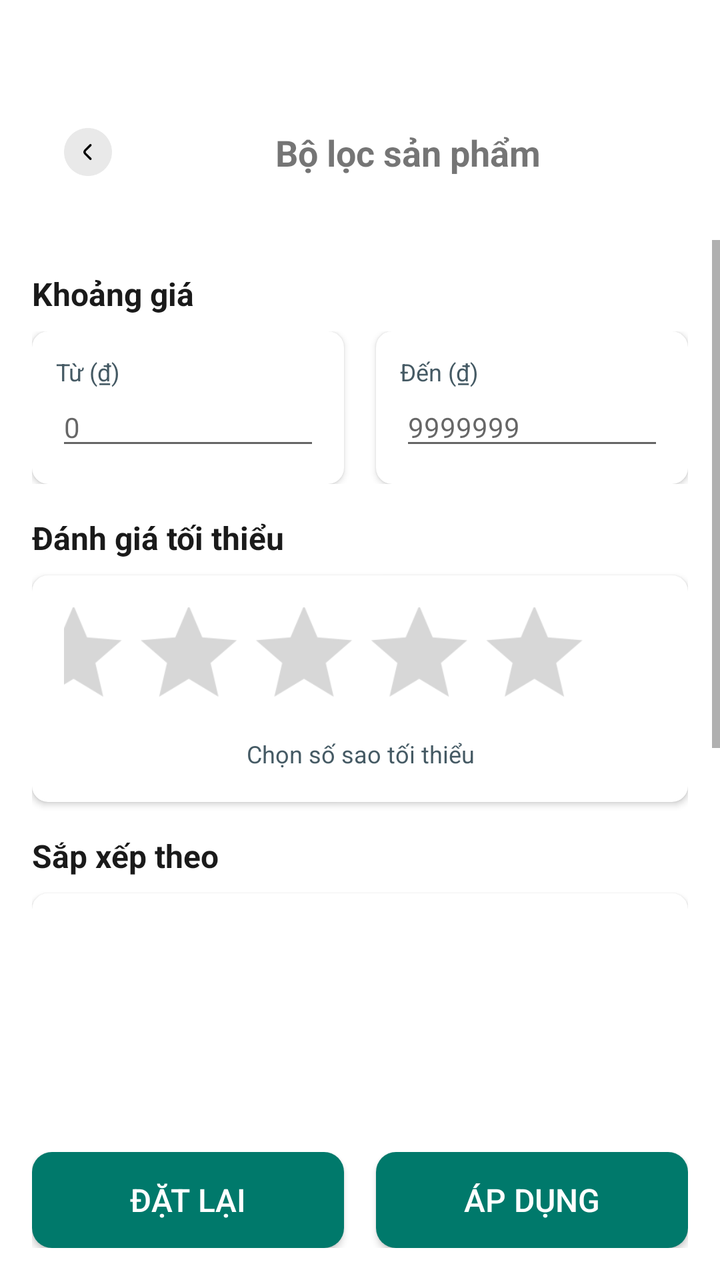
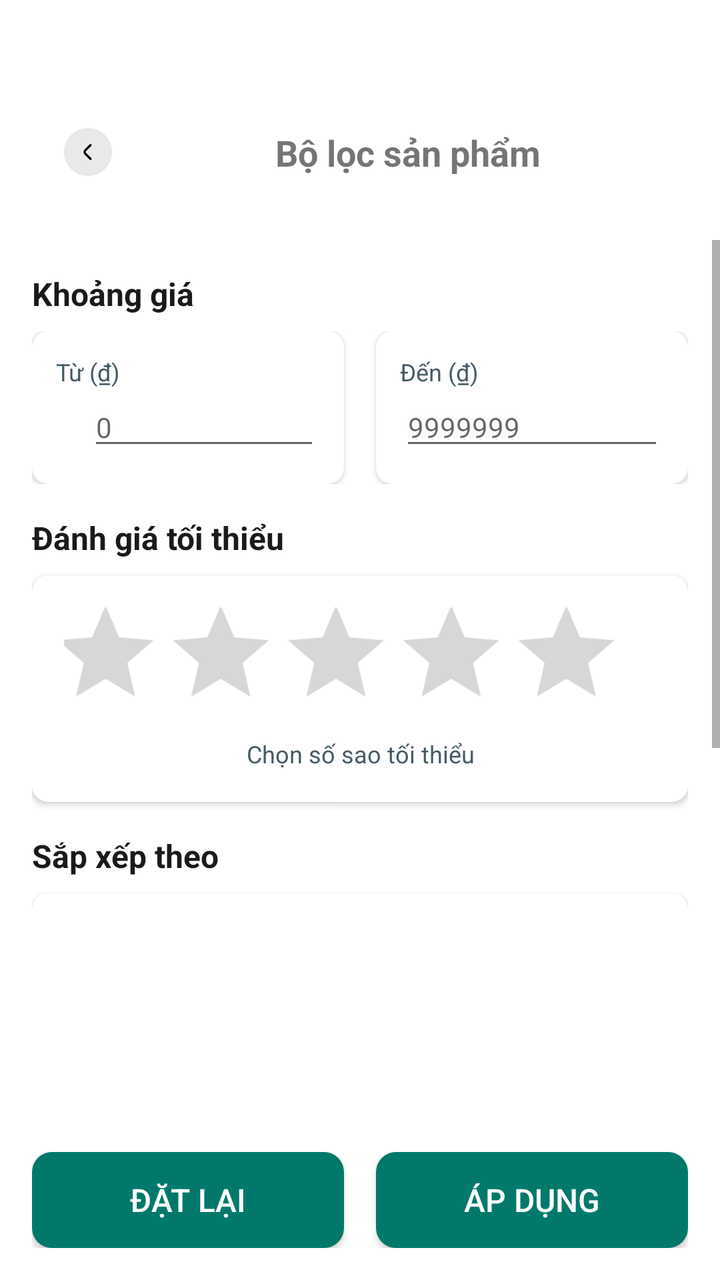

The first picture is an Android layout as it rendered before a commit; the second is the same layout after the commit. The layout source and the unified diff follow.
<!-- AndroidManifest.xml: activity theme Theme.App.NoActionBar -->
<!-- res/layout/activity_filter.xml -->
<?xml version="1.0" encoding="utf-8"?>
<androidx.constraintlayout.widget.ConstraintLayout xmlns:android="http://schemas.android.com/apk/res/android"
    xmlns:app="http://schemas.android.com/apk/res-auto"
    xmlns:tools="http://schemas.android.com/tools"
    android:layout_width="match_parent"
    android:layout_height="match_parent"
    android:background="@color/white"
    tools:context=".Activity.FilterActivity">

    
    <androidx.constraintlayout.widget.ConstraintLayout
        android:id="@+id/headerLayout"
        android:layout_width="0dp"
        android:layout_height="wrap_content"
        android:layout_marginStart="16dp"
        android:layout_marginTop="48dp"
        android:layout_marginEnd="16dp"
        app:layout_constraintEnd_toEndOf="parent"
        app:layout_constraintStart_toStartOf="parent"
        app:layout_constraintTop_toTopOf="parent">

        <ImageView
            android:id="@+id/backBtn"
            android:layout_width="40dp"
            android:layout_height="40dp"
            android:layout_margin="8dp"
            android:padding="8dp"
            app:layout_constraintBottom_toBottomOf="parent"
            app:layout_constraintStart_toStartOf="parent"
            app:layout_constraintTop_toTopOf="parent"
            app:srcCompat="@drawable/back" />

        <TextView
            android:id="@+id/titleTxt"
            android:layout_width="0dp"
            android:layout_height="wrap_content"
            android:text="Bộ lọc sản phẩm"
            android:textSize="18sp"
            android:textStyle="bold"
            android:gravity="center"
            android:layout_marginStart="16dp"
            android:layout_marginEnd="16dp"
            app:layout_constraintBottom_toBottomOf="parent"
            app:layout_constraintEnd_toEndOf="parent"
            app:layout_constraintStart_toEndOf="@+id/backBtn"
            app:layout_constraintTop_toTopOf="parent" />

    </androidx.constraintlayout.widget.ConstraintLayout>

    
    <ScrollView
        android:layout_width="0dp"
        android:layout_height="0dp"
        android:layout_marginTop="16dp"
        android:layout_marginBottom="80dp"
        app:layout_constraintBottom_toTopOf="@+id/buttonLayout"
        app:layout_constraintEnd_toEndOf="parent"
        app:layout_constraintStart_toStartOf="parent"
        app:layout_constraintTop_toBottomOf="@+id/headerLayout">

        <LinearLayout
            android:layout_width="match_parent"
            android:layout_height="wrap_content"
            android:orientation="vertical"
            android:padding="16dp">

            
            <TextView
                android:layout_width="match_parent"
                android:layout_height="wrap_content"
                android:text="Khoảng giá"
                android:textSize="16sp"
                android:textStyle="bold"
                android:textColor="@color/black"
                android:layout_marginBottom="8dp" />

            <LinearLayout
                android:layout_width="match_parent"
                android:layout_height="wrap_content"
                android:orientation="horizontal"
                android:layout_marginBottom="16dp">

                <androidx.cardview.widget.CardView
                    android:layout_width="0dp"
                    android:layout_height="wrap_content"
                    android:layout_weight="1"
                    android:layout_marginEnd="8dp"
                    app:cardCornerRadius="8dp"
                    app:cardElevation="2dp">

                    <LinearLayout
                        android:layout_width="match_parent"
                        android:layout_height="wrap_content"
                        android:orientation="vertical"
                        android:padding="12dp">

                        <TextView
                            android:layout_width="match_parent"
                            android:layout_height="wrap_content"
                            android:text="Từ (₫)"
                            android:textSize="12sp"
                            android:textColor="@color/darkGrey" />

                        <EditText
                            android:id="@+id/minPriceEditText"
                            android:layout_width="match_parent"
                            android:layout_height="wrap_content"
                            android:inputType="numberDecimal"
                            android:hint="0"
                            android:textSize="14sp"
                            android:textColor="@color/black" />

                    </LinearLayout>

                </androidx.cardview.widget.CardView>

                <androidx.cardview.widget.CardView
                    android:layout_width="0dp"
                    android:layout_height="wrap_content"
                    android:layout_weight="1"
                    android:layout_marginStart="8dp"
                    app:cardCornerRadius="8dp"
                    app:cardElevation="2dp">

                    <LinearLayout
                        android:layout_width="match_parent"
                        android:layout_height="wrap_content"
                        android:orientation="vertical"
                        android:padding="12dp">

                        <TextView
                            android:layout_width="match_parent"
                            android:layout_height="wrap_content"
                            android:text="Đến (₫)"
                            android:textSize="12sp"
                            android:textColor="@color/darkGrey" />

                        <EditText
                            android:id="@+id/maxPriceEditText"
                            android:layout_width="match_parent"
                            android:layout_height="wrap_content"
                            android:inputType="numberDecimal"
                            android:hint="9999999"
                            android:textSize="14sp"
                            android:textColor="@color/black" />

                    </LinearLayout>

                </androidx.cardview.widget.CardView>

            </LinearLayout>

            
            <TextView
                android:layout_width="match_parent"
                android:layout_height="wrap_content"
                android:text="Đánh giá tối thiểu"
                android:textSize="16sp"
                android:textStyle="bold"
                android:textColor="@color/black"
                android:layout_marginBottom="8dp" />

            <androidx.cardview.widget.CardView
                android:layout_width="match_parent"
                android:layout_height="wrap_content"
                android:layout_marginBottom="16dp"
                app:cardCornerRadius="8dp"
                app:cardElevation="2dp">

                <LinearLayout
                    android:layout_width="match_parent"
                    android:layout_height="wrap_content"
                    android:orientation="vertical"
                    android:padding="16dp">

                    <RatingBar
                        android:id="@+id/ratingBar"
                        android:layout_width="wrap_content"
                        android:layout_height="wrap_content"
                        android:numStars="5"
                        android:stepSize="1.0"
                        android:rating="0"
                        android:scaleX="1.2"
                        android:scaleY="1.2" />

                    <TextView
                        android:layout_width="match_parent"
                        android:layout_height="wrap_content"
                        android:text="Chọn số sao tối thiểu"
                        android:textSize="12sp"
                        android:textColor="@color/darkGrey"
                        android:layout_marginTop="8dp"
                        android:gravity="center" />

                </LinearLayout>

            </androidx.cardview.widget.CardView>

            
            <TextView
                android:layout_width="match_parent"
                android:layout_height="wrap_content"
                android:text="Sắp xếp theo"
                android:textSize="16sp"
                android:textStyle="bold"
                android:textColor="@color/black"
                android:layout_marginBottom="8dp" />

            <androidx.cardview.widget.CardView
                android:layout_width="match_parent"
                android:layout_height="wrap_content"
                android:layout_marginBottom="16dp"
                app:cardCornerRadius="8dp"
                app:cardElevation="2dp">

                <LinearLayout
                    android:layout_width="match_parent"
                    android:layout_height="wrap_content"
                    android:orientation="vertical"
                    android:padding="12dp">

                    <Spinner
                        android:id="@+id/sortSpinner"
                        android:layout_width="match_parent"
                        android:layout_height="48dp"
                        android:background="@android:color/transparent"
                        android:paddingStart="8dp"
                        android:paddingEnd="8dp" />

                </LinearLayout>

            </androidx.cardview.widget.CardView>

            
            <TextView
                android:layout_width="match_parent"
                android:layout_height="wrap_content"
                android:text="Tình trạng kho"
                android:textSize="16sp"
                android:textStyle="bold"
                android:textColor="@color/black"
                android:layout_marginBottom="8dp" />

            <androidx.cardview.widget.CardView
                android:layout_width="match_parent"
                android:layout_height="wrap_content"
                android:layout_marginBottom="16dp"
                app:cardCornerRadius="8dp"
                app:cardElevation="2dp">

                <LinearLayout
                    android:layout_width="match_parent"
                    android:layout_height="wrap_content"
                    android:orientation="horizontal"
                    android:padding="16dp"
                    android:gravity="center_vertical">

                    <CheckBox
                        android:id="@+id/inStockCheckbox"
                        android:layout_width="wrap_content"
                        android:layout_height="wrap_content"
                        android:text="Chỉ hiển thị còn hàng"
                        android:textSize="14sp"
                        android:textColor="@color/black" />

                </LinearLayout>

            </androidx.cardview.widget.CardView>

        </LinearLayout>

    </ScrollView>

    
    <LinearLayout
        android:id="@+id/buttonLayout"
        android:layout_width="0dp"
        android:layout_height="wrap_content"
        android:orientation="horizontal"
        android:layout_margin="16dp"
        app:layout_constraintBottom_toBottomOf="parent"
        app:layout_constraintEnd_toEndOf="parent"
        app:layout_constraintStart_toStartOf="parent">

        <androidx.appcompat.widget.AppCompatButton
            android:id="@+id/resetFilterBtn"
            android:layout_width="0dp"
            android:layout_height="wrap_content"
            android:layout_marginEnd="8dp"
            android:layout_weight="1"
            android:background="@drawable/green_button_bg"
            android:text="Đặt lại"
            android:textColor="@color/white"
            android:textSize="16sp" />

        <androidx.appcompat.widget.AppCompatButton
            android:id="@+id/applyFilterBtn"
            android:layout_width="0dp"
            android:layout_height="wrap_content"
            android:layout_marginStart="8dp"
            android:layout_weight="1"
            android:background="@drawable/green_button_bg"
            android:text="Áp dụng"
            android:textColor="@color/white"
            android:textSize="16sp" />

    </LinearLayout>

</androidx.constraintlayout.widget.ConstraintLayout>
<!-- resources referenced by this layout -->
<resources>
  <color name="black">#FF1A1A1A</color>
  <color name="darkGrey">#455A64</color>
  <color name="white">#FFFFFFFF</color>
  <!-- drawable back: png bitmap (drawable-hdpi, 1651 bytes) -->
  <!-- drawable green_button_bg (drawable) -->
  <?xml version="1.0" encoding="utf-8"?>
  <selector xmlns:android="http://schemas.android.com/apk/res/android">
      <item>
          <shape android:shape="rectangle">
              <solid android:color="@color/green">  </solid>
                  <corners android:radius="10dp"></corners>
  
  
          </shape>
  
      </item>
  
  
  
  </selector>
  <style name="Theme.App.NoActionBar" parent="Theme.MaterialComponents.DayNight.NoActionBar">
          <item name="colorPrimary">@color/green</item>
          <item name="colorPrimaryVariant">@color/green</item>
          <item name="colorOnPrimary">@color/white</item>
          <item name="android:statusBarColor">@color/green</item>
          <item name="android:windowLightStatusBar">false</item>
      </style>
  <color name="green">#00796B</color>
</resources>

<!-- the commit's change to res/layout/activity_filter.xml (unified diff, before → after) -->
@@ -108,7 +108,8 @@
                             android:inputType="numberDecimal"
                             android:hint="0"
                             android:textSize="14sp"
-                            android:textColor="@color/black" />
+                            android:textColor="@color/black"
+                            android:layout_marginStart="16dp"/>
 
                     </LinearLayout>
 
@@ -181,7 +182,8 @@
                         android:stepSize="1.0"
                         android:rating="0"
                         android:scaleX="1.2"
-                        android:scaleY="1.2" />
+                        android:scaleY="1.2"
+                        android:layout_marginStart="16dp"/>
 
                     <TextView
                         android:layout_width="match_parent"
